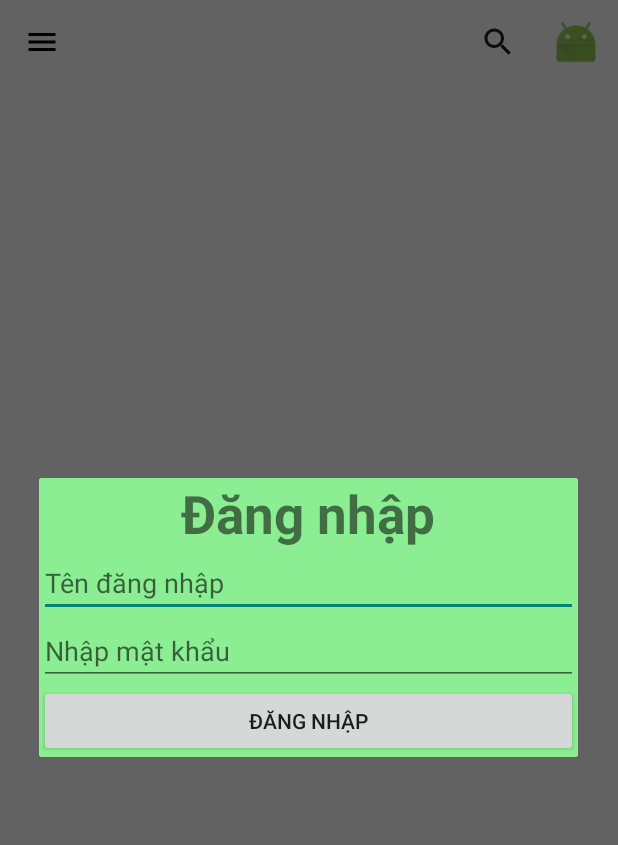
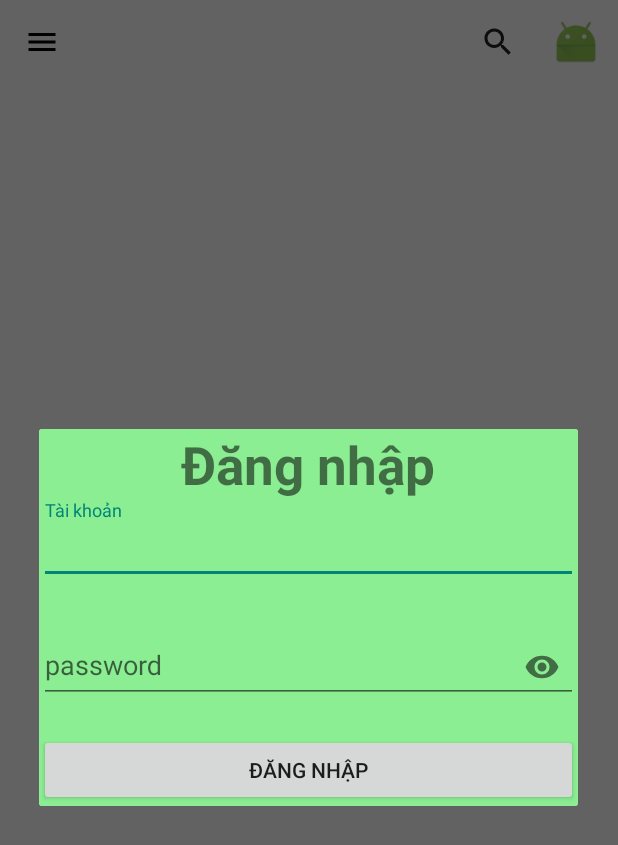
Before and after one commit to DucSine/COTS, an Android app: the screen it shows after launch (MainActivity), after a tap on "avatar", on a phone screen of 412 x 824 dp. Shown: the top 845 px of the screen. Run offline under Robolectric (Android 15) with nearby library versions, the phone set to English and light mode, and no system bars.

Commit message:
commit_login
Signed-off-by: DucSine <duchoangvo97@gmail.com>

```diff
--- a/app/src/main/AndroidManifest.xml
+++ b/app/src/main/AndroidManifest.xml
@@ -9,13 +9,16 @@
         android:roundIcon="@mipmap/ic_launcher_round"
         android:supportsRtl="true"
         android:theme="@style/Theme.AppCompat.Light.NoActionBar">
+        <activity android:name=".UserInfomation"></activity>
         <activity android:name=".MainActivity">
             <intent-filter>
                 <action android:name="android.intent.action.MAIN" />
+
                 <category android:name="android.intent.category.LAUNCHER" />
             </intent-filter>
         </activity>
     </application>
-    <uses-permission android:name="android.permission.INTERNET"></uses-permission>
+
+    <uses-permission android:name="android.permission.INTERNET" />
 
 </manifest>
--- a/app/src/main/java/cdio4/cots/foodoffer/MainActivity.java
+++ b/app/src/main/java/cdio4/cots/foodoffer/MainActivity.java
@@ -57,7 +57,7 @@ public class MainActivity extends AppCompatActivity {
 
     public boolean onCreateOptionsMenu(Menu menu) {
         MenuInflater inflater = getMenuInflater();
-        inflater.inflate(R.menu.menu_toolbar, menu);
+        inflater.inflate(R.menu.menu_toolbar_main, menu);
         return true;
     }
 
--- a/app/src/main/java/cdio4/cots/foodoffer/dialog/LoginDialog.java
+++ b/app/src/main/java/cdio4/cots/foodoffer/dialog/LoginDialog.java
@@ -4,10 +4,14 @@ import android.app.AlertDialog;
 import android.content.Context;
 import android.content.SharedPreferences;
 import android.os.AsyncTask;
+import android.text.Editable;
+import android.text.TextWatcher;
 import android.view.View;
 import android.widget.Button;
-import android.widget.EditText;
 import android.widget.Toast;
+
+import com.google.android.material.textfield.TextInputEditText;
+import com.google.android.material.textfield.TextInputLayout;
 
 import org.json.JSONException;
 import org.json.JSONObject;
@@ -18,8 +22,10 @@ import cdio4.cots.foodoffer.database.RequestAPI;
 public class LoginDialog extends AlertDialog {
     private Context context;
     private AlertDialog alertDialog;
-    private EditText edt_username;
-    private EditText edt_password;
+    private TextInputLayout edt_usernameLayout;
+    private TextInputLayout edt_passwordLayout;
+    private TextInputEditText edt_username;
+    private TextInputEditText edt_password;
     private Button btn_login;
     private SharedPreferences sharedPreferences;
     private String username;
@@ -37,14 +43,49 @@ public class LoginDialog extends AlertDialog {
         alertDialog = new AlertDialog.Builder(context).create();
         View dialog_login = getLayoutInflater().inflate(R.layout.dialog_login, null);
 
-        edt_username = dialog_login.findViewById(R.id.edt_dialog_username);
-        edt_password = dialog_login.findViewById(R.id.edt_dialog_password);
+        edt_usernameLayout = dialog_login.findViewById(R.id.ip_layout_dialog_username);
+        edt_passwordLayout = dialog_login.findViewById(R.id.ip_layout_dialog_password);
+        edt_username =  dialog_login.findViewById(R.id.ip_edt_dialog_username);
+        edt_password =  dialog_login.findViewById(R.id.ip_edt_dialog_password);
+
+        edt_username.addTextChangedListener(new TextWatcher() {
+            @Override
+            public void beforeTextChanged(CharSequence charSequence, int i, int i1, int i2) {
+
+            }
+
+            @Override
+            public void onTextChanged(CharSequence charSequence, int i, int i1, int i2) {
+
+            }
+
+            @Override
+            public void afterTextChanged(Editable editable) {
+                username = edt_username.getText().toString();
+            }
+        });
+
+        edt_password.addTextChangedListener(new TextWatcher() {
+            @Override
+            public void beforeTextChanged(CharSequence charSequence, int i, int i1, int i2) {
+
+            }
+
+            @Override
+            public void onTextChanged(CharSequence charSequence, int i, int i1, int i2) {
+
+            }
+
+            @Override
+            public void afterTextChanged(Editable editable) {
+                password = edt_password.getText().toString();
+            }
+        });
+
         btn_login = dialog_login.findViewById(R.id.btn_dialog_login);
         btn_login.setOnClickListener(new View.OnClickListener() {
             @Override
             public void onClick(View v) {
-                username = edt_username.getText().toString();
-                password = edt_password.getText().toString();
                 String message = "{" +
                         "\"username\":" + "\"" + username + "\"," +
                         "\"password\":" + "\"" + password + "\"" +
--- a/app/src/main/res/layout/dialog_login.xml
+++ b/app/src/main/res/layout/dialog_login.xml
@@ -2,13 +2,9 @@
 <LinearLayout xmlns:android="http://schemas.android.com/apk/res/android"
     android:layout_width="match_parent"
     android:layout_height="match_parent"
+    xmlns:app="http://schemas.android.com/apk/res-auto"
     android:background="#8CEE93"
     android:orientation="vertical">
-
-    <LinearLayout
-        android:layout_width="match_parent"
-        android:layout_height="wrap_content"
-        android:orientation="horizontal">
 
     <TextView
         android:id="@+id/txt_dialog_title"
@@ -19,25 +15,35 @@
         android:textSize="16pt"
         android:textStyle="bold" />
 
-    </LinearLayout>
-
-    <EditText
-        android:id="@+id/edt_dialog_username"
+    <com.google.android.material.textfield.TextInputLayout
+        android:id="@+id/ip_layout_dialog_username"
         android:layout_width="match_parent"
         android:layout_height="wrap_content"
-        android:autofillHints=""
-        android:ems="10"
-        android:hint="@string/hint_edt_dialog_username"
-        android:inputType="textPersonName" />
+        app:errorEnabled="true">
 
-    <EditText
-        android:id="@+id/edt_dialog_password"
+        <com.google.android.material.textfield.TextInputEditText
+            android:id="@+id/ip_edt_dialog_username"
             android:layout_width="match_parent"
             android:layout_height="wrap_content"
-        android:autofillHints=""
-        android:ems="10"
-        android:hint="@string/hint_edt_dialog_password"
+            android:hint="Tài khoản"
+            android:inputType="textPersonName" />
+    </com.google.android.material.textfield.TextInputLayout>
+
+    <com.google.android.material.textfield.TextInputLayout
+        android:id="@+id/ip_layout_dialog_password"
+        android:layout_width="match_parent"
+        android:layout_height="wrap_content"
+        app:errorEnabled="true"
+        app:passwordToggleEnabled="true">
+
+        <com.google.android.material.textfield.TextInputEditText
+            android:id="@+id/ip_edt_dialog_password"
+            android:layout_width="match_parent"
+            android:layout_height="wrap_content"
+            android:hint="password"
             android:inputType="textPassword" />
+    </com.google.android.material.textfield.TextInputLayout>
+
 
     <Button
         android:id="@+id/btn_dialog_login"
```
Also changed, not shown: app/src/main/java/cdio4/cots/foodoffer/UserInfomation.java (added, +14 -0 lines), app/src/main/res/layout/activity_user_infomation.xml (added, +65 -0 lines), app/src/main/res/menu/menu_toolbar_main.xml (renamed from app/src/main/res/menu/menu_toolbar.xml). Lines whose indentation alone changed are shown as unchanged.
